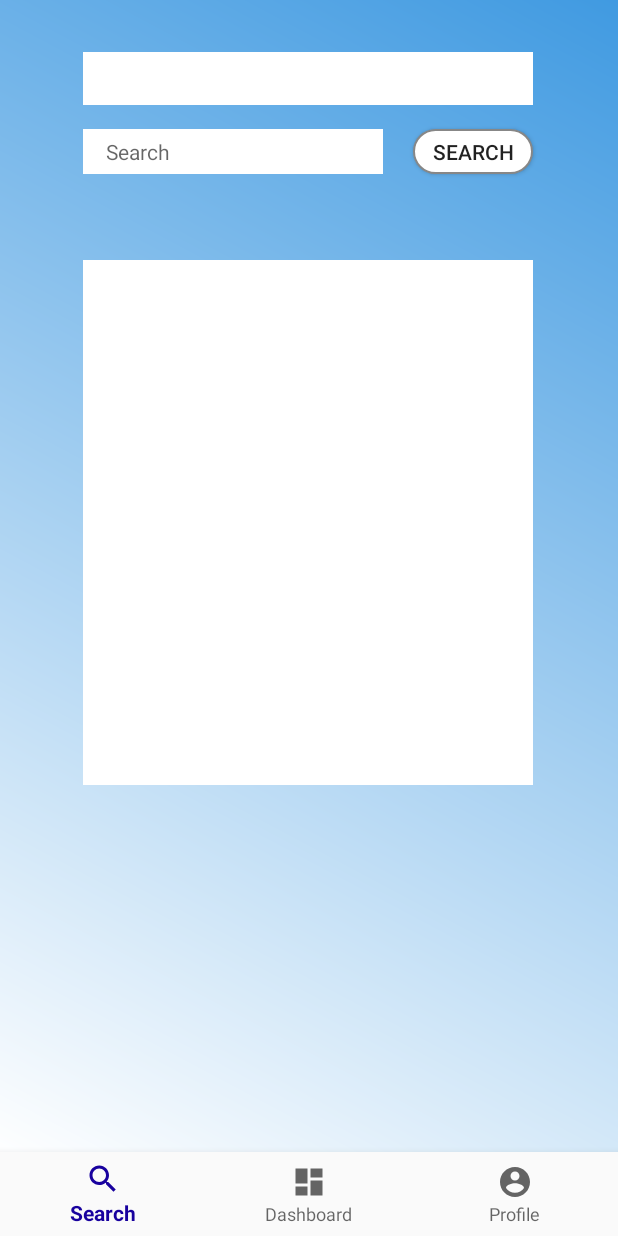
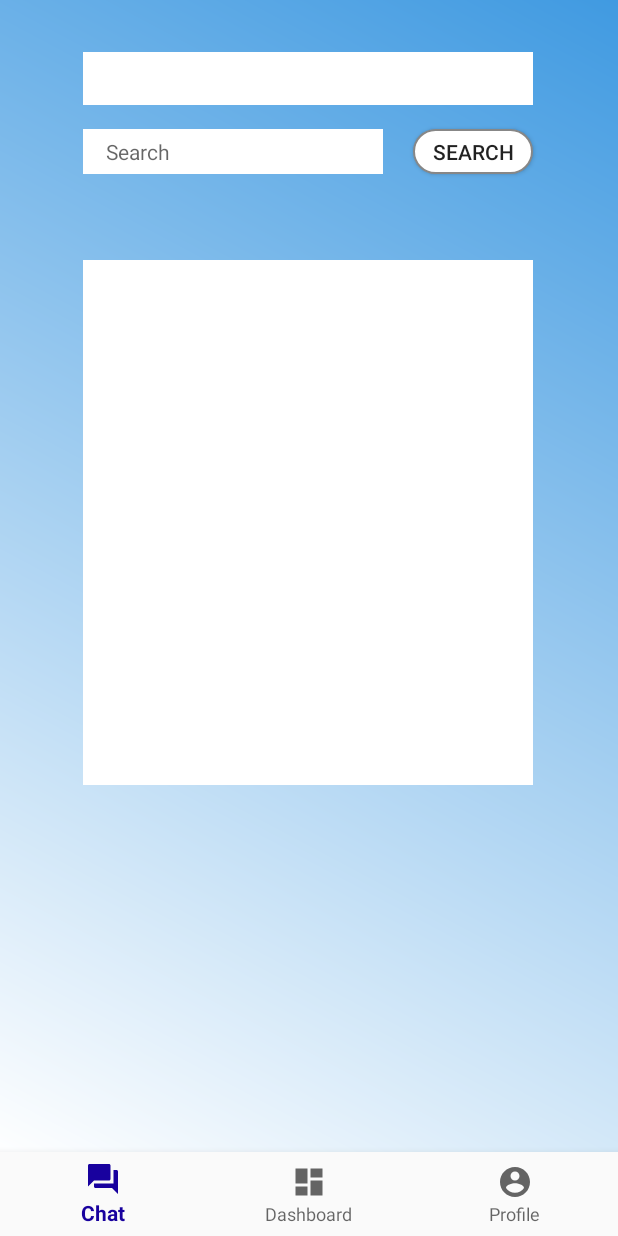
Before and after one commit to MobsofFools/TravelExperts, an Android app: the MainActivity screen opened directly, with no data from a screen before it, after a tap on an icon or button, on a phone screen of 412 x 824 dp. Run offline under Robolectric (Android 15) with nearby library versions, the phone set to English and light mode, and no system bars; our stand-ins replace navigation-ui; Roboto replaces fonts that are not available here.

Commit message:
adding fake chat window

```diff
--- /dev/null
+++ b/app/src/main/res/drawable/ic_question_answer_black_18dp.xml
@@ -0,0 +1,9 @@
+<vector xmlns:android="http://schemas.android.com/apk/res/android"
+    android:width="18dp"
+    android:height="18dp"
+    android:viewportWidth="24"
+    android:viewportHeight="24">
+  <path
+      android:pathData="M21,6h-2v9L6,15v2c0,0.55 0.45,1 1,1h11l4,4L22,7c0,-0.55 -0.45,-1 -1,-1zM17,12L17,3c0,-0.55 -0.45,-1 -1,-1L3,2c-0.55,0 -1,0.45 -1,1v14l4,-4h10c0.55,0 1,-0.45 1,-1z"
+      android:fillColor="#000000"/>
+</vector>
--- a/app/src/main/res/menu/bottom_nav_menu.xml
+++ b/app/src/main/res/menu/bottom_nav_menu.xml
@@ -3,8 +3,8 @@
 
     <item
         android:id="@+id/navigation_search"
-        android:icon="@drawable/ic_search_black_18dp"
-        android:title="@string/Search" />
+        android:icon="@drawable/ic_question_answer_black_18dp"
+        android:title="@string/chat" />
 
     <item
         android:id="@+id/navigation_dashboard"
--- a/app/src/main/res/values/strings.xml
+++ b/app/src/main/res/values/strings.xml
@@ -38,6 +38,7 @@
     <string name="title_home">Home</string>
     <string name="title_dashboard">Dashboard</string>
     <string name="title_notifications">Notifications</string>
+    <string name="chat">Chat</string>
 
     <!-- Profile  -->
     <string name="change_password">Change Password</string>
```
